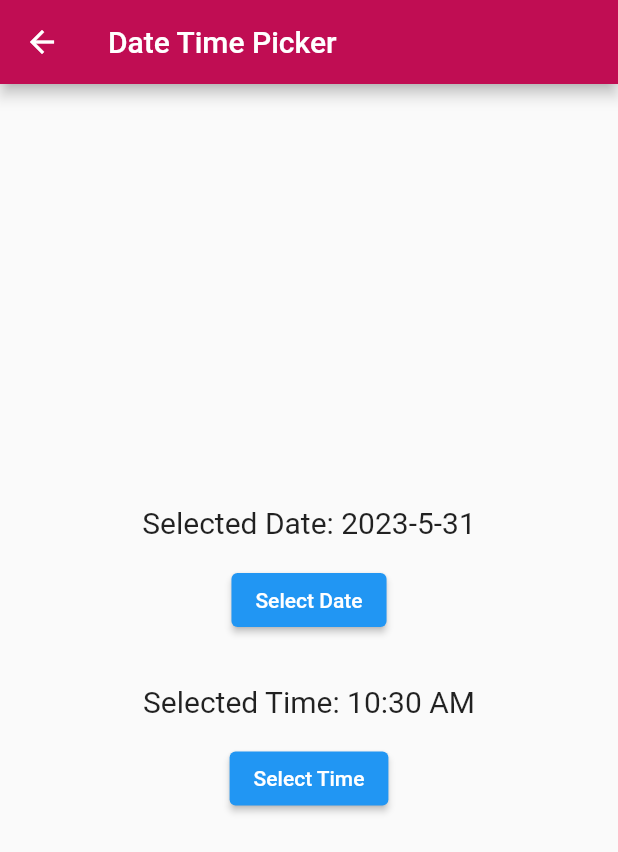
After one commit to kgallego203/chipIn-eventPlanning-and-management-app, a Flutter app: the DateTimePickerScreen screen opened directly, on a phone screen of 412 x 824 dp. The commit adds this screen. Shown: the top 852 px of the screen. Run offline on Flutter 3.47's test engine with Material 2 defaults, Android fonts, the phone set to English and light mode, and no system bars; our stand-ins replace appwrite.

Commit message:
add a date picker (not final due to some issue in the appwrite console)

```diff
--- a/lib/features/auth/controller/auth_controller.dart
+++ b/lib/features/auth/controller/auth_controller.dart
@@ -1,5 +1,4 @@
 import 'package:flutter/material.dart';
-import 'package:flutter/cupertino.dart';
 import 'package:chip_in/services/auth_service.dart';
 
 class LoginController {
--- a/lib/features/events/event_creation_screen.dart
+++ b/lib/features/events/event_creation_screen.dart
@@ -19,6 +19,20 @@ class _EventCreationScreenState extends State<EventCreationScreen> {
   TimeOfDay _time = TimeOfDay.now();
   String _location = '';
   String _description = '';
+
+  Future<void> _selectDate() async {
+    final DateTime? picked = await showDatePicker(
+      context: context,
+      initialDate: _date,
+      firstDate: DateTime.now(),
+      lastDate: DateTime(2100),
+    );
+    if (picked != null && picked != _date) {
+      setState(() {
+        _date = picked;
+      });
+    }
+  }
 
   Future<void> _selectTime() async {
     final TimeOfDay? newTime = await showTimePicker(
@@ -86,6 +100,12 @@ class _EventCreationScreenState extends State<EventCreationScreen> {
               onSaved: (value) => _description = value!,
             ),
             ListTile(
+              leading: Icon(Icons.calendar_today),
+              title: Text('Date'),
+              subtitle: Text('${_date.year}-${_date.month}-${_date.day}'),
+              onTap: _selectDate,
+            ),
+            ListTile(
               leading: Icon(Icons.access_time),
               title: Text('Time'),
               subtitle: Text('${_time.format(context)}'),
--- /dev/null
+++ b/lib/utils/date_time_picker.dart
@@ -0,0 +1,77 @@
+import 'package:flutter/material.dart';
+
+class DateTimePickerScreen extends StatefulWidget {
+  @override
+  _DateTimePickerScreenState createState() => _DateTimePickerScreenState();
+}
+
+class _DateTimePickerScreenState extends State<DateTimePickerScreen> {
+  late DateTime _selectedDate;
+  late TimeOfDay _selectedTime;
+
+  @override
+  void initState() {
+    super.initState();
+    _selectedDate = DateTime.now();
+    _selectedTime = TimeOfDay.now();
+  }
+
+  Future<void> _selectDate(BuildContext context) async {
+    final DateTime? picked = await showDatePicker(
+      context: context,
+      initialDate: _selectedDate,
+      firstDate: DateTime.now(),
+      lastDate: DateTime(2100),
+    );
+    if (picked != null && picked != _selectedDate) {
+      setState(() {
+        _selectedDate = picked;
+      });
+    }
+  }
+
+  Future<void> _selectTime(BuildContext context) async {
+    final TimeOfDay? picked = await showTimePicker(
+      context: context,
+      initialTime: _selectedTime,
+    );
+    if (picked != null && picked != _selectedTime) {
+      setState(() {
+        _selectedTime = picked;
+      });
+    }
+  }
+
+  @override
+  Widget build(BuildContext context) {
+    return Scaffold(
+      appBar: AppBar(title: Text('Date Time Picker')),
+      body: Center(
+        child: Column(
+          mainAxisAlignment: MainAxisAlignment.center,
+          children: [
+            Text(
+              'Selected Date: ${_selectedDate.year}-${_selectedDate.month}-${_selectedDate.day}',
+              style: TextStyle(fontSize: 20),
+            ),
+            SizedBox(height: 16),
+            ElevatedButton(
+              onPressed: () => _selectDate(context),
+              child: Text('Select Date'),
+            ),
+            SizedBox(height: 32),
+            Text(
+              'Selected Time: ${_selectedTime.format(context)}',
+              style: TextStyle(fontSize: 20),
+            ),
+            SizedBox(height: 16),
+            ElevatedButton(
+              onPressed: () => _selectTime(context),
+              child: Text('Select Time'),
+            ),
+          ],
+        ),
+      ),
+    );
+  }
+}
```
